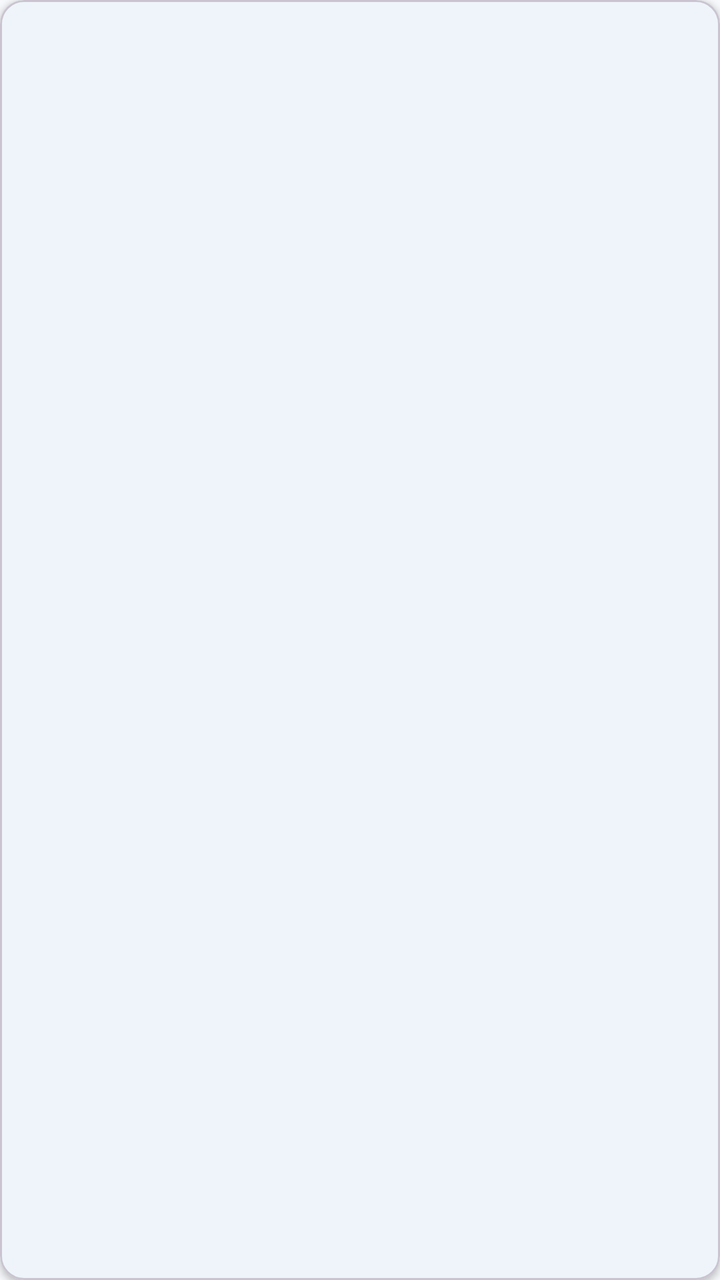
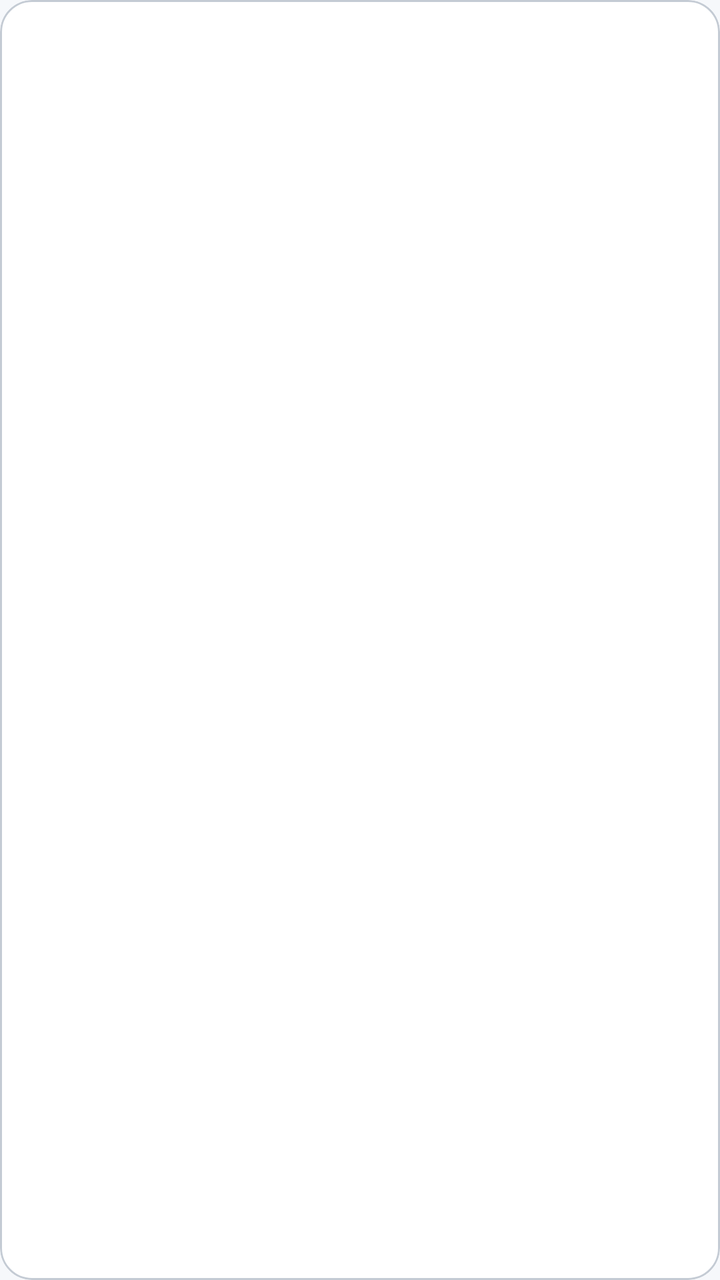

The first picture is an Android layout as it rendered before a commit; the second is the same layout after the commit. The layout source and the unified diff follow.
<!-- AndroidManifest.xml: application theme Theme.SistemaBodegaAppAndroid -->
<!-- res/layout/item_categoria.xml -->
<?xml version="1.0" encoding="utf-8"?>
<com.google.android.material.card.MaterialCardView
    xmlns:android="http://schemas.android.com/apk/res/android"
    xmlns:app="http://schemas.android.com/apk/res-auto"
    android:layout_width="match_parent"
    android:layout_height="wrap_content"
    android:layout_marginHorizontal="16dp"
    android:layout_marginVertical="6dp"
    app:cardElevation="2dp"
    app:cardCornerRadius="12dp">

    <LinearLayout
        android:layout_width="match_parent"
        android:layout_height="wrap_content"
        android:orientation="vertical"
        android:padding="16dp">

        <TextView
            android:id="@+id/tvNombreCategoriaItem"
            android:layout_width="match_parent"
            android:layout_height="wrap_content"
            android:textSize="16sp"
            android:textStyle="bold"
            android:textColor="?attr/colorPrimary"/>

        <TextView
            android:id="@+id/tvDescCategoriaItem"
            android:layout_width="match_parent"
            android:layout_height="wrap_content"
            android:textSize="14sp"
            android:layout_marginTop="4dp"/>

    </LinearLayout>
</com.google.android.material.card.MaterialCardView>
<!-- resources referenced by this layout -->
<resources>
  <style name="Theme.SistemaBodegaAppAndroid" parent="Base.Theme.SistemaBodegaAppAndroid" />
  <style name="Base.Theme.SistemaBodegaAppAndroid" parent="Theme.Material3.DayNight.NoActionBar">
          <item name="colorPrimary">@color/primary</item>
          <item name="colorOnPrimary">@color/white</item>
          <item name="colorPrimaryContainer">@color/primary_container</item>
          <item name="colorSecondary">@color/accent</item>
          <item name="colorSurface">@color/surface</item>
          <item name="android:colorBackground">@color/background</item>
          <item name="android:statusBarColor">@color/primary_dark</item>
          <item name="android:navigationBarColor">@color/background</item>
      </style>
  <color name="primary">#1565C0</color>
  <color name="white">#FFFFFFFF</color>
  <color name="primary_container">#B3DEFF</color>
  <color name="accent">#E76E1A</color>
  <color name="surface">#FFFFFF</color>
  <color name="background">#F6F8FB</color>
  <color name="primary_dark">#1457AC</color>
</resources>

<!-- the commit's change to res/layout/item_categoria.xml (unified diff, before → after) -->
@@ -6,29 +6,56 @@
     android:layout_height="wrap_content"
     android:layout_marginHorizontal="16dp"
     android:layout_marginVertical="6dp"
-    app:cardElevation="2dp"
-    app:cardCornerRadius="12dp">
+    app:cardElevation="0dp"
+    app:cardCornerRadius="16dp"
+    app:strokeColor="@color/outline"
+    app:strokeWidth="1dp"
+    app:cardBackgroundColor="@color/surface">
 
     <LinearLayout
         android:layout_width="match_parent"
         android:layout_height="wrap_content"
-        android:orientation="vertical"
-        android:padding="16dp">
+        android:orientation="horizontal"
+        android:gravity="center_vertical"
+        android:padding="20dp">
 
-        <TextView
-            android:id="@+id/tvNombreCategoriaItem"
-            android:layout_width="match_parent"
+        <LinearLayout
+            android:layout_width="0dp"
             android:layout_height="wrap_content"
-            android:textSize="16sp"
-            android:textStyle="bold"
-            android:textColor="?attr/colorPrimary"/>
+            android:layout_weight="1"
+            android:orientation="vertical">
 
-        <TextView
-            android:id="@+id/tvDescCategoriaItem"
-            android:layout_width="match_parent"
-            android:layout_height="wrap_content"
-            android:textSize="14sp"
-            android:layout_marginTop="4dp"/>
+            <TextView
+                android:id="@+id/tvNombreCategoriaItem"
+                android:layout_width="match_parent"
+                android:layout_height="wrap_content"
+                android:textSize="16sp"
+                android:textStyle="bold"
+                android:textColor="@color/primary"
+                android:maxLines="2"
+                android:ellipsize="end"/>
+
+            <TextView
+                android:id="@+id/tvDescCategoriaItem"
+                android:layout_width="match_parent"
+                android:layout_height="wrap_content"
+                android:textSize="14sp"
+                android:layout_marginTop="4dp"
+                android:textColor="@color/text_secondary"
+                android:maxLines="3"
+                android:ellipsize="end"/>
+
+        </LinearLayout>
+
+        <ImageView
+            android:id="@+id/ivActiva"
+            android:layout_width="24dp"
+            android:layout_height="24dp"
+            android:layout_marginStart="12dp"
+            android:src="@drawable/ic_check"
+            android:contentDescription="@string/categoria_activa"
+            android:visibility="gone"
+            app:tint="@color/primary"/>
 
     </LinearLayout>
 </com.google.android.material.card.MaterialCardView>
<!-- resource entries referenced after the edit -->
@@ -1,5 +1,6 @@
 <!-- resources referenced by this layout -->
 <resources>
+  <color name="outline">#C4CBD4</color>
   <style name="Theme.SistemaBodegaAppAndroid" parent="Base.Theme.SistemaBodegaAppAndroid" />
   <style name="Base.Theme.SistemaBodegaAppAndroid" parent="Theme.Material3.DayNight.NoActionBar">
           <item name="colorPrimary">@color/primary</item>
@@ -16,6 +17,20 @@
   <color name="primary_container">#B3DEFF</color>
   <color name="accent">#E76E1A</color>
   <color name="surface">#FFFFFF</color>
+  <color name="text_secondary">#5F6368</color>
+  <!-- drawable ic_check (drawable) -->
+  <?xml version="1.0" encoding="utf-8"?>
+  <vector xmlns:android="http://schemas.android.com/apk/res/android"
+      android:width="24dp"
+      android:height="24dp"
+      android:viewportWidth="24"
+      android:viewportHeight="24"
+      android:tint="@color/primary">
+      <path
+          android:fillColor="@android:color/white"
+          android:pathData="M9,16.17L4.83,12l-1.42,1.41L9,19 21,7l-1.41,-1.41z" />
+  </vector>
+  <string name="categoria_activa">Categoría activa</string>
   <color name="background">#F6F8FB</color>
   <color name="primary_dark">#1457AC</color>
 </resources>
